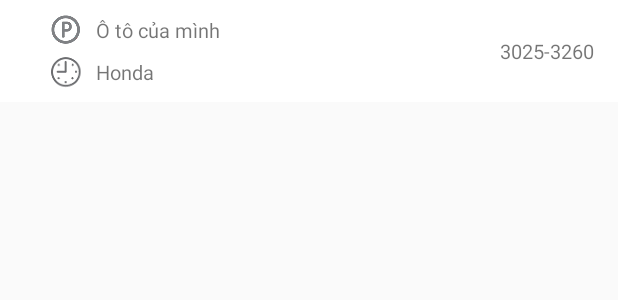
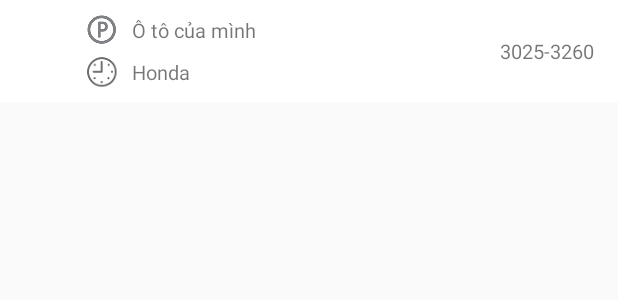
Before and after one commit to vihahb/vipParking, an Android app: the layout item_checked.xml on its own in the app's theme, with its tools: preview values and no code run, on a phone screen of 412 x 824 dp. Shown: the top 300 px of the screen. Run offline under Robolectric (Android 15) with nearby library versions, the phone set to English and light mode, and no system bars.

Commit message:
Update UI

```diff
--- a/app/src/main/res/layout/item_checked.xml
+++ b/app/src/main/res/layout/item_checked.xml
@@ -13,10 +13,12 @@
     android:paddingRight="@dimen/size_16"
     android:paddingTop="@dimen/size_8">
 
-    <TextView
-        android:id="@+id/item_txt_checked_icon"
-        android:layout_width="wrap_content"
-        android:layout_height="wrap_content" />
+    <ImageView
+        android:id="@+id/item_img_checked_icon"
+        android:layout_width="@dimen/size_24"
+        android:layout_height="@dimen/size_24"
+        android:contentDescription="@null"
+        android:scaleType="fitCenter" />
 
     <LinearLayout
         android:layout_width="0dp"
@@ -56,8 +58,8 @@
         android:id="@+id/item_txt_checked_car_number_plate"
         android:layout_width="wrap_content"
         android:layout_height="wrap_content"
-        android:textSize="@dimen/font_13"
         android:layout_marginLeft="@dimen/size_8"
         android:layout_marginStart="@dimen/size_8"
-        android:text="3025-3260" />
+        android:text="3025-3260"
+        android:textSize="@dimen/font_13" />
 </LinearLayout>
```
Also changed, not shown: app/src/main/java/com/xtel/vparking/vip/view/adapter/CheckedAdapter.java (+7 -5 lines), app/src/main/java/com/xtel/vparking/vip/view/adapter/ScanQrAdapter.java (+8 -8 lines), app/src/main/res/drawable/btn_disables.xml (deleted, +0 -10 lines), app/src/main/res/layout/item_scanqr_spinner_dropdown_item.xml (+5 -3 lines), app/src/main/res/drawable-hdpi/ic_action_bike.png, app/src/main/res/drawable-hdpi/ic_action_car.png, app/src/main/res/drawable-mdpi/ic_action_bike.png, app/src/main/res/drawable-mdpi/ic_action_car.png, app/src/main/res/drawable-xhdpi/ic_action_bike.png, app/src/main/res/drawable-xhdpi/ic_action_car.png, app/src/main/res/drawable-xxhdpi/ic_action_bike.png, app/src/main/res/drawable-xxhdpi/ic_action_car.png.
